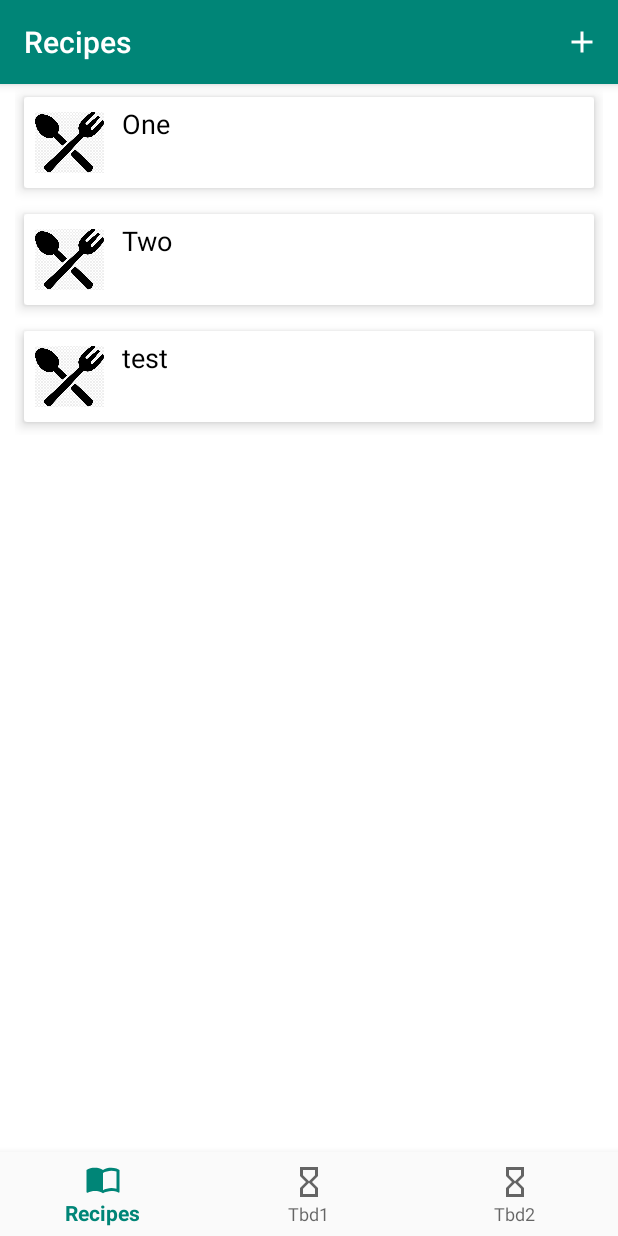
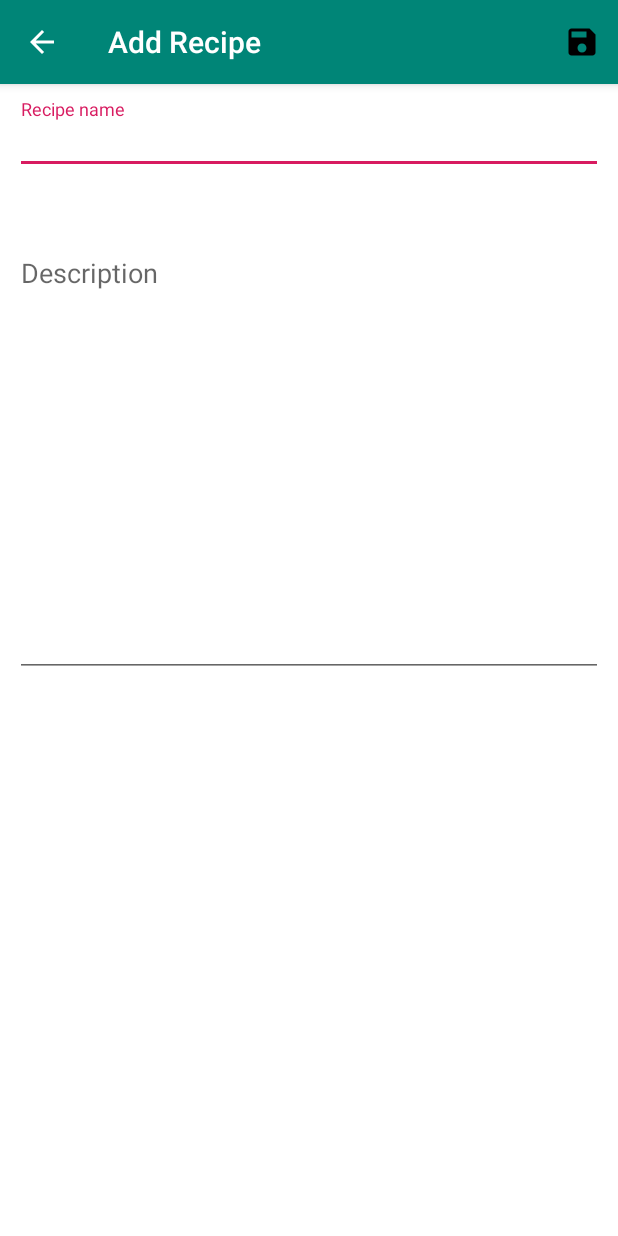
Before and after one commit to martinso95/FoodRecipeManagerAndroidApplication, an Android app: the screen it shows after launch (MainActivity before the commit, AddRecipeActivity after it), after a tap on an icon or button, on a phone screen of 412 x 824 dp. Run offline under Robolectric (Android 15) with nearby library versions, the phone set to English and light mode, and no system bars; our stand-ins replace navigation-ui.

Commit message:
Add activity for adding recipe and RecipeManager singleton for handling recipes

```diff
--- a/FoodRecipeManager/app/src/main/java/martin/so/foodrecipemanager/model/Recipe.java
+++ b/FoodRecipeManager/app/src/main/java/martin/so/foodrecipemanager/model/Recipe.java
@@ -24,4 +24,5 @@ public class Recipe {
     public void setContent(String content) {
         this.content = content;
     }
+
 }
--- /dev/null
+++ b/FoodRecipeManager/app/src/main/java/martin/so/foodrecipemanager/model/RecipeManager.java
@@ -0,0 +1,36 @@
+package martin.so.foodrecipemanager.model;
+
+import java.util.ArrayList;
+
+public class RecipeManager {
+
+    private ArrayList<Recipe> recipeList;
+
+    private static final RecipeManager recipeManagerInstance = new RecipeManager();
+
+    public static RecipeManager getInstance() {
+        return recipeManagerInstance;
+    }
+
+    private RecipeManager() {
+        recipeList = new ArrayList<>();
+    }
+
+    public Recipe getRecipe(int index) {
+        return recipeList.get(index);
+    }
+
+    public void addRecipe(Recipe recipe) {
+        recipeList.add(recipe);
+    }
+
+    public ArrayList<Recipe> getAllRecipes() {
+        return recipeList;
+    }
+
+    public void removeRecipe(Recipe recipe) {
+        recipeList.remove(recipe);
+    }
+
+
+}
--- /dev/null
+++ b/FoodRecipeManager/app/src/main/java/martin/so/foodrecipemanager/ui/recipes/AddRecipeActivity.java
@@ -0,0 +1,84 @@
+package martin.so.foodrecipemanager.ui.recipes;
+
+import androidx.appcompat.app.AppCompatActivity;
+import martin.so.foodrecipemanager.R;
+import martin.so.foodrecipemanager.model.Recipe;
+import martin.so.foodrecipemanager.model.RecipeManager;
+
+import android.content.Intent;
+import android.os.Bundle;
+import android.view.Menu;
+import android.view.MenuItem;
+import android.widget.Toast;
+
+import com.google.android.material.textfield.TextInputEditText;
+
+public class AddRecipeActivity extends AppCompatActivity {
+
+    private TextInputEditText recipeName;
+    private TextInputEditText description;
+
+    @Override
+    protected void onCreate(Bundle savedInstanceState) {
+        super.onCreate(savedInstanceState);
+        setContentView(R.layout.activity_add_recipe);
+
+        if (getSupportActionBar() != null) {
+            getSupportActionBar().setDisplayHomeAsUpEnabled(true);
+            getSupportActionBar().setTitle("Add Recipe");
+        }
+
+        recipeName = findViewById(R.id.textInputLayoutEditRecipeNameAddRecipe);
+        description = findViewById(R.id.textInputLayoutEditDescriptionAddRecipe);
+
+    }
+
+    @Override
+    public boolean onCreateOptionsMenu(Menu menu) {
+        getMenuInflater().inflate(R.menu.menu_save_added_recipe, menu);
+        return true;
+    }
+
+    @Override
+    public boolean onOptionsItemSelected(MenuItem item) {
+        int id = item.getItemId();
+
+        if (id == R.id.save_added_recipe_button) {
+            if (checkFieldsAreNotEmpty()) {
+                boolean duplicateFound = false;
+                for (Recipe r : RecipeManager.getInstance().getAllRecipes()) {
+                    if (r.getName().equals(recipeName.getText().toString())) {
+                        recipeName.setError("Recipe name already exists");
+                        duplicateFound = true;
+                    }
+                }
+                if (!duplicateFound) {
+                    Recipe recipe = new Recipe(recipeName.getText().toString(), description.getText().toString());
+                    RecipeManager.getInstance().addRecipe(recipe);
+
+                    Toast.makeText(getApplicationContext(), "Recipe added: " + recipeName.getText().toString(),
+                            Toast.LENGTH_LONG).show();
+                    finish();
+                }
+            }
+            return true;
+        } else if (id == android.R.id.home) {
+            onBackPressed();
+            return true;
+        }
+        return super.onOptionsItemSelected(item);
+    }
+
+    private boolean checkFieldsAreNotEmpty() {
+        boolean noEmpty = true;
+        if (recipeName.getText().toString().isEmpty()) {
+            recipeName.setError("Please enter an Recipe name");
+            noEmpty = false;
+        }
+        if (description.getText().toString().isEmpty()) {
+            description.setError("Please enter Description");
+            noEmpty = false;
+        }
+        return noEmpty;
+    }
+}
--- a/FoodRecipeManager/app/src/main/java/martin/so/foodrecipemanager/ui/recipes/RecipesFragment.java
+++ b/FoodRecipeManager/app/src/main/java/martin/so/foodrecipemanager/ui/recipes/RecipesFragment.java
@@ -1,6 +1,8 @@
 package martin.so.foodrecipemanager.ui.recipes;
 
+import android.content.Intent;
 import android.os.Bundle;
+import android.util.Log;
 import android.view.LayoutInflater;
 import android.view.Menu;
 import android.view.MenuInflater;
@@ -17,29 +19,22 @@ import androidx.fragment.app.Fragment;
 import androidx.recyclerview.widget.LinearLayoutManager;
 import androidx.recyclerview.widget.RecyclerView;
 import martin.so.foodrecipemanager.R;
-import martin.so.foodrecipemanager.model.Recipe;
+import martin.so.foodrecipemanager.model.RecipeManager;
 import martin.so.foodrecipemanager.model.RecipesAdapter;
 
 public class RecipesFragment extends Fragment implements RecipesAdapter.ItemClickListener {
 
     private RecipesAdapter recipesAdapter;
 
-    private List<Recipe> recipeList;
-
     public View onCreateView(@NonNull LayoutInflater inflater,
                              ViewGroup container, Bundle savedInstanceState) {
         setHasOptionsMenu(true);
         View view = inflater.inflate(R.layout.fragment_recipes, container, false);
 
-        // Dummy.
-        recipeList = new ArrayList<>();
-        recipeList.add(new Recipe("One", "random"));
-        recipeList.add(new Recipe("Two", "random"));
-
         RecyclerView recyclerView = view.findViewById(R.id.recyclerViewRecipes);
         recyclerView.setHasFixedSize(true);
         recyclerView.setLayoutManager(new LinearLayoutManager(getContext()));
-        recipesAdapter = new RecipesAdapter(getContext(), recipeList);
+        recipesAdapter = new RecipesAdapter(getContext(), RecipeManager.getInstance().getAllRecipes());
         recipesAdapter.setClickListener(this);
         recyclerView.setAdapter(recipesAdapter);
 
@@ -51,10 +46,9 @@ public class RecipesFragment extends Fragment implements RecipesAdapter.ItemClic
         Toast.makeText(getContext(), "You clicked " + recipesAdapter.getItem(position) + " on row number " + position, Toast.LENGTH_SHORT).show();
     }
 
-    // Temporary for testing purposes...
     private void addRecipe() {
-        recipeList.add(new Recipe("test", "test"));
-        recipesAdapter.notifyItemInserted(recipesAdapter.getItemCount());
+        Intent addRecipeActivity = new Intent(getActivity(), AddRecipeActivity.class);
+        startActivity(addRecipeActivity);
     }
 
     @Override
@@ -72,4 +66,11 @@ public class RecipesFragment extends Fragment implements RecipesAdapter.ItemClic
         }
         return super.onOptionsItemSelected(item);
     }
+
+    @Override
+    public void onResume() {
+        super.onResume();
+        Log.d("Test", "Resumed RecipeFragment");
+        recipesAdapter.notifyItemInserted(recipesAdapter.getItemCount());
+    }
 }
--- /dev/null
+++ b/FoodRecipeManager/app/src/main/res/drawable/ic_save_black_24dp.xml
@@ -0,0 +1,9 @@
+<vector xmlns:android="http://schemas.android.com/apk/res/android"
+        android:width="24dp"
+        android:height="24dp"
+        android:viewportWidth="24.0"
+        android:viewportHeight="24.0">
+    <path
+        android:fillColor="#FF000000"
+        android:pathData="M17,3L5,3c-1.11,0 -2,0.9 -2,2v14c0,1.1 0.89,2 2,2h14c1.1,0 2,-0.9 2,-2L21,7l-4,-4zM12,19c-1.66,0 -3,-1.34 -3,-3s1.34,-3 3,-3 3,1.34 3,3 -1.34,3 -3,3zM15,9L5,9L5,5h10v4z"/>
+</vector>
--- /dev/null
+++ b/FoodRecipeManager/app/src/main/res/layout/activity_add_recipe.xml
@@ -0,0 +1,43 @@
+<?xml version="1.0" encoding="utf-8"?>
+<RelativeLayout xmlns:android="http://schemas.android.com/apk/res/android"
+    xmlns:tools="http://schemas.android.com/tools"
+    android:layout_width="match_parent"
+    android:layout_height="match_parent"
+    android:background="#FFFFFF"
+    android:paddingLeft="10dp"
+    android:paddingRight="10dp"
+    tools:context=".ui.recipes.AddRecipeActivity">
+
+    <com.google.android.material.textfield.TextInputLayout
+        android:id="@+id/textInputLayoutRecipeNameAddRecipe"
+        android:layout_width="match_parent"
+        android:layout_height="50dp"
+        android:layout_marginTop="10dp"
+        android:layout_marginBottom="25dp"
+        android:textSize="15sp">
+
+        <com.google.android.material.textfield.TextInputEditText
+            android:id="@+id/textInputLayoutEditRecipeNameAddRecipe"
+            android:layout_width="match_parent"
+            android:layout_height="match_parent"
+            android:hint="@string/recipe_name_label" />
+    </com.google.android.material.textfield.TextInputLayout>
+
+    <com.google.android.material.textfield.TextInputLayout
+        android:id="@+id/textInputLayoutDescriptionAddRecipe"
+        android:layout_width="match_parent"
+        android:layout_height="300dp"
+        android:layout_below="@+id/textInputLayoutRecipeNameAddRecipe"
+        android:layout_marginTop="10dp"
+        android:layout_marginBottom="25dp"
+        android:textSize="15sp">
+
+        <com.google.android.material.textfield.TextInputEditText
+            android:id="@+id/textInputLayoutEditDescriptionAddRecipe"
+            android:layout_width="match_parent"
+            android:layout_height="match_parent"
+            android:hint="@string/description_label"
+            android:gravity="top"/>
+    </com.google.android.material.textfield.TextInputLayout>
+
+</RelativeLayout>
--- /dev/null
+++ b/FoodRecipeManager/app/src/main/res/menu/menu_save_added_recipe.xml
@@ -0,0 +1,9 @@
+<menu xmlns:android="http://schemas.android.com/apk/res/android"
+    xmlns:app="http://schemas.android.com/apk/res-auto">
+    <item
+        android:id="@+id/save_added_recipe_button"
+        android:icon="@drawable/ic_save_black_24dp"
+        android:orderInCategory="100"
+        android:title=""
+        app:showAsAction="always" />
+</menu>
--- a/FoodRecipeManager/app/src/main/res/values/strings.xml
+++ b/FoodRecipeManager/app/src/main/res/values/strings.xml
@@ -3,4 +3,8 @@
     <string name="title_recipes">Recipes</string>
     <string name="title_tbd1">Tbd1</string>
     <string name="title_tbd2">Tbd2</string>
+
+    <string name="recipe_name_label">Recipe name</string>
+    <string name="description_label">Description</string>
+
 </resources>
--- a/FoodRecipeManager/build.gradle
+++ b/FoodRecipeManager/build.gradle
@@ -7,7 +7,7 @@ buildscript {
 
     }
     dependencies {
-        classpath 'com.android.tools.build:gradle:3.5.0'
+        classpath 'com.android.tools.build:gradle:3.5.1'
 
         // NOTE: Do not place your application dependencies here; they belong
         // in the individual module build.gradle files
```
Also changed, not shown: FoodRecipeManager/app/src/main/AndroidManifest.xml (+5 -2 lines).
